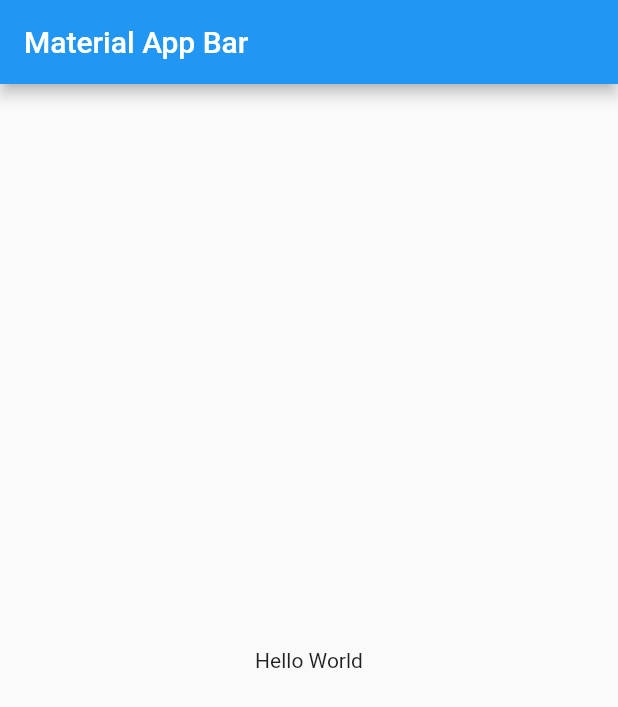
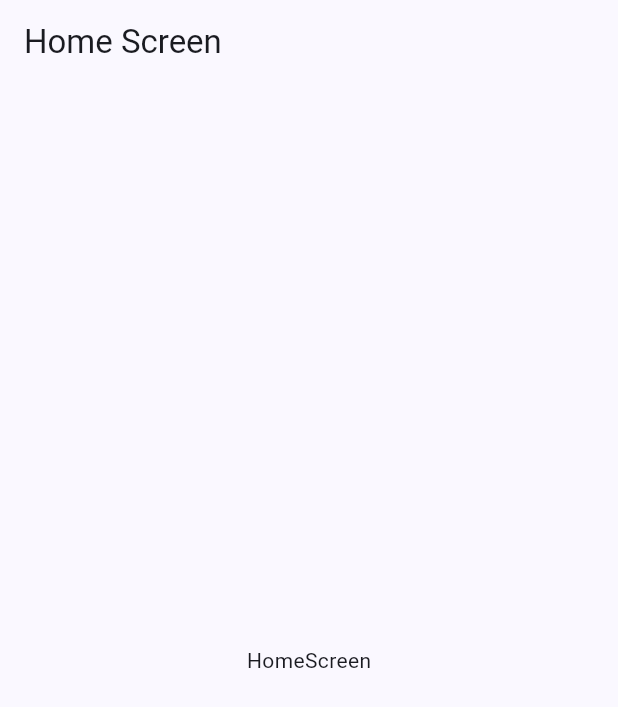
Before and after one commit to JosueMoreno/cinemapedia, a Flutter app: the screen it shows after launch, on a phone screen of 412 x 824 dp. Shown: the top 707 px of the screen. Run offline on Flutter 3.47's test engine with Material 2 defaults, Android fonts, the phone set to English and light mode, and no system bars; our stand-ins replace flutter_riverpod, go_router.

Commit message:
Theme, Router & Dependencies

```diff
--- /dev/null
+++ b/lib/config/router/app_router.dart
@@ -0,0 +1,13 @@
+import 'package:go_router/go_router.dart';
+import 'package:cinemapedia/presentation/screens/screens.dart';
+
+final GoRouter appRouter = GoRouter(
+  initialLocation: '/',
+  routes: [
+    GoRoute(
+      path: '/',
+      name: HomeScreen.name,
+      builder: (context, state) => const HomeScreen(),
+    ),
+  ],
+);
--- /dev/null
+++ b/lib/config/theme/app_theme.dart
@@ -0,0 +1,9 @@
+import 'package:flutter/material.dart';
+import 'package:flutter_riverpod/flutter_riverpod.dart';
+
+final appTheme = Provider<ThemeData>(
+  (ref) => ThemeData(
+    useMaterial3: true,
+    colorSchemeSeed: const Color(0xFF2862F5),
+  ),
+);
--- a/lib/main.dart
+++ b/lib/main.dart
@@ -1,22 +1,22 @@
 import 'package:flutter/material.dart';
 
-void main() => runApp(const MyApp());
+import 'package:flutter_riverpod/flutter_riverpod.dart';
 
-class MyApp extends StatelessWidget {
+import 'package:cinemapedia/config/theme/app_theme.dart';
+import 'package:cinemapedia/config/router/app_router.dart';
+
+void main() => runApp(const ProviderScope(child: MyApp()));
+
+class MyApp extends ConsumerWidget {
   const MyApp({super.key});
 
   @override
-  Widget build(BuildContext context) {
-    return MaterialApp(
+  Widget build(BuildContext context, WidgetRef ref) {
+    return MaterialApp.router(
+      routerConfig: appRouter,
       title: 'Material App',
-      home: Scaffold(
-        appBar: AppBar(
-          title: const Text('Material App Bar'),
-        ),
-        body: const Center(
-          child: Text('Hello World'),
-        ),
-      ),
+      debugShowCheckedModeBanner: false,
+      theme: ref.watch(appTheme),
     );
   }
 }
--- /dev/null
+++ b/lib/presentation/screens/movies/home_screen.dart
@@ -0,0 +1,17 @@
+import 'package:flutter/material.dart';
+
+class HomeScreen extends StatelessWidget {
+  static const String name = 'home-screen';
+
+  const HomeScreen({super.key});
+
+  @override
+  Widget build(BuildContext context) {
+    return Scaffold(
+      appBar: AppBar(title: const Text('Home Screen'),),
+      body: const Center(
+         child: Text('HomeScreen'),
+      ),
+    );
+  }
+}
--- /dev/null
+++ b/lib/presentation/screens/screens.dart
@@ -0,0 +1 @@
+export 'package:cinemapedia/presentation/screens/movies/home_screen.dart';
```
Also changed, not shown: pubspec.yaml (+8 -0 lines), pubspec.lock.
